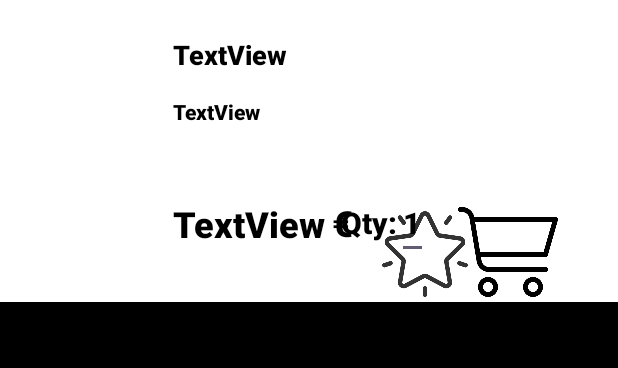
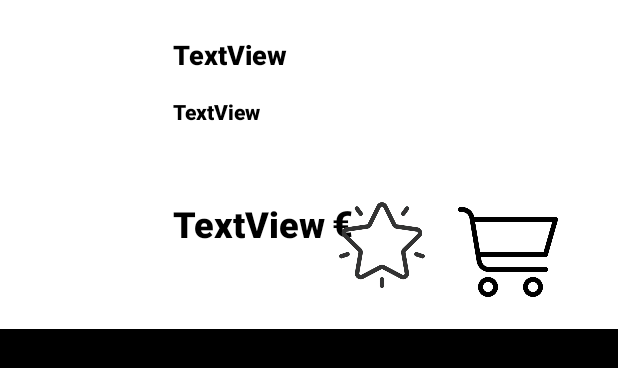
Before and after one commit to j0se-2501/proyectoAndroid, an Android app: the layout elemento_lista.xml on its own in the app's theme, with its tools: preview values and no code run, on a phone screen of 412 x 824 dp. Shown: the top 368 px of the screen. Run offline under Robolectric (Android 15) with nearby library versions, the phone set to English and light mode, and no system bars.

Commit message:
eliminada el edittext de cantidad del producto

```diff
--- a/ProyectoTocho/app/src/main/res/layout/elemento_lista.xml
+++ b/ProyectoTocho/app/src/main/res/layout/elemento_lista.xml
@@ -119,41 +119,14 @@
         android:layout_width="100px"
         android:layout_height="100px"
 
-        android:layout_marginStart="16dp"
-        android:layout_marginTop="6dp"
+        android:layout_marginEnd="16dp"
+        android:layout_marginBottom="24dp"
         android:background="#00FFFFFF"
         android:scaleType="centerCrop"
-        app:layout_constraintStart_toEndOf="@id/txtEuro"
+        app:layout_constraintBottom_toBottomOf="parent"
+        app:layout_constraintEnd_toStartOf="@+id/btnComprar"
         app:layout_constraintTop_toBottomOf="@+id/textViewDescripcion"
         app:srcCompat="@drawable/fav_no" />
 
-    <TextView
-        android:id="@+id/textViewCantidad"
-        android:layout_width="wrap_content"
-        android:layout_height="wrap_content"
-        android:layout_marginTop="6dp"
-        android:fontFamily="sans-serif-black"
-        android:text="Qty:"
-        android:textColor="#000000"
-        android:textSize="20sp"
-        app:layout_constraintEnd_toStartOf="@+id/txtCantidadNumero"
-        app:layout_constraintTop_toBottomOf="@+id/textViewDescripcion" />
-
-    <EditText
-        android:id="@+id/txtCantidadNumero"
-        android:layout_width="wrap_content"
-        android:layout_height="wrap_content"
-        android:layout_marginTop="-4dp"
-        android:layout_marginEnd="20dp"
-        android:fontFamily="sans-serif-black"
-        android:text="1"
-        android:textColor="#000000"
-
-
-        android:textSize="20sp"
-        android:textStyle="bold"
-        app:layout_constraintEnd_toStartOf="@id/btnComprar"
-        app:layout_constraintTop_toBottomOf="@+id/textViewDescripcion" />
-
 
 </androidx.constraintlayout.widget.ConstraintLayout>
```
